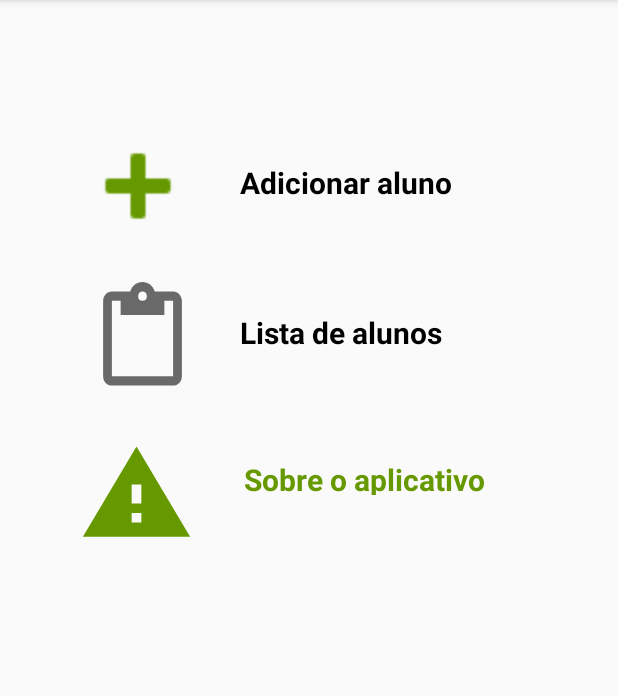
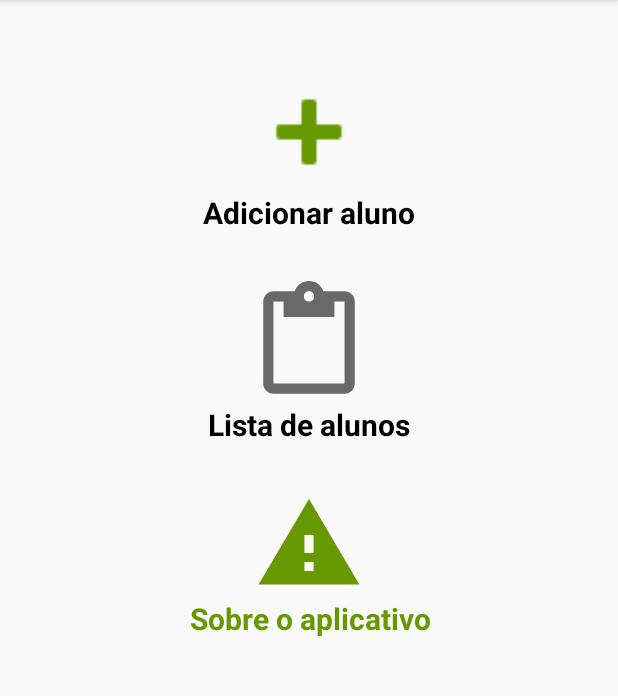
Before and after one commit to heriksonsouza/Logic, an Android app: the screen it shows after launch (MainActivity), on a phone screen of 412 x 824 dp, the part 84-780 px from its top. Run offline under Robolectric (Android 15) with nearby library versions, the phone set to English and light mode, and no system bars.

Commit message:
COMMIT 03: 17/04/2018

```diff
--- a/app/src/main/java/com/price/imc/herikson/imcprice/FormularioAluno.java
+++ b/app/src/main/java/com/price/imc/herikson/imcprice/FormularioAluno.java
@@ -23,6 +23,7 @@ public class FormularioAluno extends AppCompatActivity {
     protected void onCreate(Bundle savedInstanceState) {
         super.onCreate(savedInstanceState);
         setContentView(R.layout.activity_formulario_aluno);
+
         editCpf = (EditText) findViewById(R.id.editTextCpf);
         editNome = (EditText) findViewById(R.id.editTextNome);
         editCep = (EditText) findViewById(R.id.editTextCep);
--- a/app/src/main/java/com/price/imc/herikson/imcprice/ListaAlunos.java
+++ b/app/src/main/java/com/price/imc/herikson/imcprice/ListaAlunos.java
@@ -37,17 +37,17 @@ public class ListaAlunos extends AppCompatActivity implements AdapterView.OnItem
         //LINHA 2
         //LINHA 3
 
-        //-------------------------------------------------------------------------------
+        /*
         Bundle bundle = getIntent().getExtras();
         String modelo = bundle.getString("modeloMoto");
         Integer quantidade = bundle.getInt("quantidade");
         Log.i("Segunda tela", "Modelo da moto: "+modelo);
         Log.i("Segunda tela", "Quantidade no estoque: "+quantidade);
-        //-------------------------------------------------------------------------------
+        */
 
     }
 
-    public void chamarFormulario(View view){
+    public void chamarFormularioAluno(View view){
         Intent intent = new Intent(this, FormularioAluno.class);
         startActivity(intent);
     }
--- a/app/src/main/res/layout/activity_formulario_aluno.xml
+++ b/app/src/main/res/layout/activity_formulario_aluno.xml
@@ -155,8 +155,9 @@
             <Button
                 android:layout_width="match_parent"
                 android:layout_height="match_parent"
-                android:background="@android:color/holo_green_light"
-                android:text="SALVAR" />
+                android:background="@color/colorAccent"
+                android:text="SALVAR"
+                android:textColor="@android:color/background_light" />
 
         </LinearLayout>
     </ScrollView>
--- a/app/src/main/res/layout/activity_main.xml
+++ b/app/src/main/res/layout/activity_main.xml
@@ -7,95 +7,98 @@
     tools:context="com.price.imc.herikson.imcprice.MainActivity">
 
     <Button
-        android:id="@+id/btAdd"
+        android:id="@+id/btAddAluno"
         android:layout_width="80dp"
         android:layout_height="80dp"
-        android:layout_marginStart="52dp"
-        android:layout_marginTop="84dp"
+        android:layout_marginEnd="8dp"
+        android:layout_marginStart="8dp"
+        android:layout_marginTop="48dp"
         android:background="@android:drawable/ic_input_add"
         android:backgroundTint="@android:color/holo_green_dark"
-        android:onClick="chamarFormularioAluno"
         android:textAlignment="center"
+        app:layout_constraintEnd_toEndOf="parent"
         app:layout_constraintStart_toStartOf="parent"
-        app:layout_constraintTop_toTopOf="parent" />
+        app:layout_constraintTop_toTopOf="parent"
+        android:onClick="chamarFormularioAluno" />
 
     <Button
-        android:id="@+id/btList"
-        android:layout_width="70dp"
-        android:layout_height="75dp"
-        android:layout_marginStart="60dp"
-        android:layout_marginTop="24dp"
+        android:id="@+id/btListaAluno"
+        android:layout_width="81dp"
+        android:layout_height="82dp"
+        android:layout_marginEnd="8dp"
+        android:layout_marginStart="8dp"
+        android:layout_marginTop="32dp"
         android:background="?android:attr/actionModePasteDrawable"
         android:backgroundTint="#696969"
         android:textAlignment="center"
+        app:layout_constraintEnd_toEndOf="parent"
+        app:layout_constraintHorizontal_bias="0.501"
         app:layout_constraintStart_toStartOf="parent"
-        app:layout_constraintTop_toBottomOf="@+id/btAdd" />
+        app:layout_constraintTop_toBottomOf="@+id/textViewAdd" />
 
     <Button
         android:id="@+id/btInfoApp"
-        android:layout_width="78dp"
-        android:layout_height="76dp"
-        android:layout_marginBottom="8dp"
-        android:layout_marginStart="52dp"
-        android:layout_marginTop="20dp"
+        android:layout_width="73dp"
+        android:layout_height="72dp"
+        android:layout_marginEnd="8dp"
+        android:layout_marginStart="8dp"
+        android:layout_marginTop="32dp"
         android:background="?android:attr/alertDialogIcon"
         android:backgroundTint="@android:color/holo_green_dark"
         android:onClick="informarUsuario"
         android:textAlignment="center"
-        app:layout_constraintBottom_toBottomOf="parent"
+        app:layout_constraintEnd_toEndOf="parent"
+        app:layout_constraintHorizontal_bias="0.501"
         app:layout_constraintStart_toStartOf="parent"
-        app:layout_constraintTop_toBottomOf="@+id/btList"
-        app:layout_constraintVertical_bias="0.02" />
+        app:layout_constraintTop_toBottomOf="@+id/textView2" />
 
     <TextView
         android:id="@+id/textViewAdd"
-        android:layout_width="159dp"
-        android:layout_height="32dp"
+        android:layout_width="154dp"
+        android:layout_height="27dp"
         android:layout_marginEnd="8dp"
         android:layout_marginStart="8dp"
-        android:layout_marginTop="108dp"
         android:onClick="chamarFormularioAluno"
         android:text="Adicionar aluno"
+        android:textAlignment="center"
         android:textColor="@android:color/background_dark"
         android:textSize="20sp"
         android:textStyle="bold"
         app:layout_constraintEnd_toEndOf="parent"
-        app:layout_constraintHorizontal_bias="0.194"
-        app:layout_constraintStart_toEndOf="@+id/btAdd"
-        app:layout_constraintTop_toTopOf="parent" />
+        app:layout_constraintStart_toStartOf="parent"
+        app:layout_constraintTop_toBottomOf="@+id/btAddAluno" />
 
     <TextView
         android:id="@+id/textView2"
         android:layout_width="140dp"
-        android:layout_height="30dp"
+        android:layout_height="25dp"
         android:layout_marginEnd="8dp"
         android:layout_marginStart="8dp"
-        android:layout_marginTop="68dp"
         android:text="Lista de alunos"
+        android:textAlignment="center"
         android:textColor="@android:color/background_dark"
         android:textSize="20sp"
         android:textStyle="bold"
         app:layout_constraintEnd_toEndOf="parent"
-        app:layout_constraintHorizontal_bias="0.173"
-        app:layout_constraintStart_toEndOf="@+id/btList"
-        app:layout_constraintTop_toBottomOf="@+id/textViewAdd" />
+        app:layout_constraintStart_toStartOf="parent"
+        app:layout_constraintTop_toBottomOf="@+id/btListaAluno" />
 
     <TextView
         android:id="@+id/textView3"
-        android:layout_width="176dp"
-        android:layout_height="24dp"
+        android:layout_width="173dp"
+        android:layout_height="26dp"
         android:layout_marginEnd="8dp"
         android:layout_marginStart="8dp"
-        android:layout_marginTop="68dp"
         android:onClick="informarUsuario"
         android:text="Sobre o aplicativo"
+        android:textAlignment="center"
         android:textColor="@android:color/holo_green_dark"
         android:textSize="20sp"
         android:textStyle="bold"
         app:layout_constraintEnd_toEndOf="parent"
-        app:layout_constraintHorizontal_bias="0.274"
-        app:layout_constraintStart_toEndOf="@+id/btInfoApp"
-        app:layout_constraintTop_toBottomOf="@+id/textView2" />
+        app:layout_constraintHorizontal_bias="0.502"
+        app:layout_constraintStart_toStartOf="parent"
+        app:layout_constraintTop_toBottomOf="@+id/btInfoApp" />
 
 </android.support.constraint.ConstraintLayout>
 
--- a/app/src/main/res/values/colors.xml
+++ b/app/src/main/res/values/colors.xml
@@ -2,5 +2,5 @@
 <resources>
     <color name="colorPrimary">#3f51b5</color>
     <color name="colorPrimaryDark">#303F9F</color>
-    <color name="colorAccent">#FF4081</color>
+    <color name="colorAccent">#1084ba</color>
 </resources>
```
Also changed, not shown: app/src/main/java/com/price/imc/herikson/imcprice/MainActivity.java (+1 -11 lines), app/src/main/res/layout/activity_lista_alunos.xml (+14 -10 lines).
